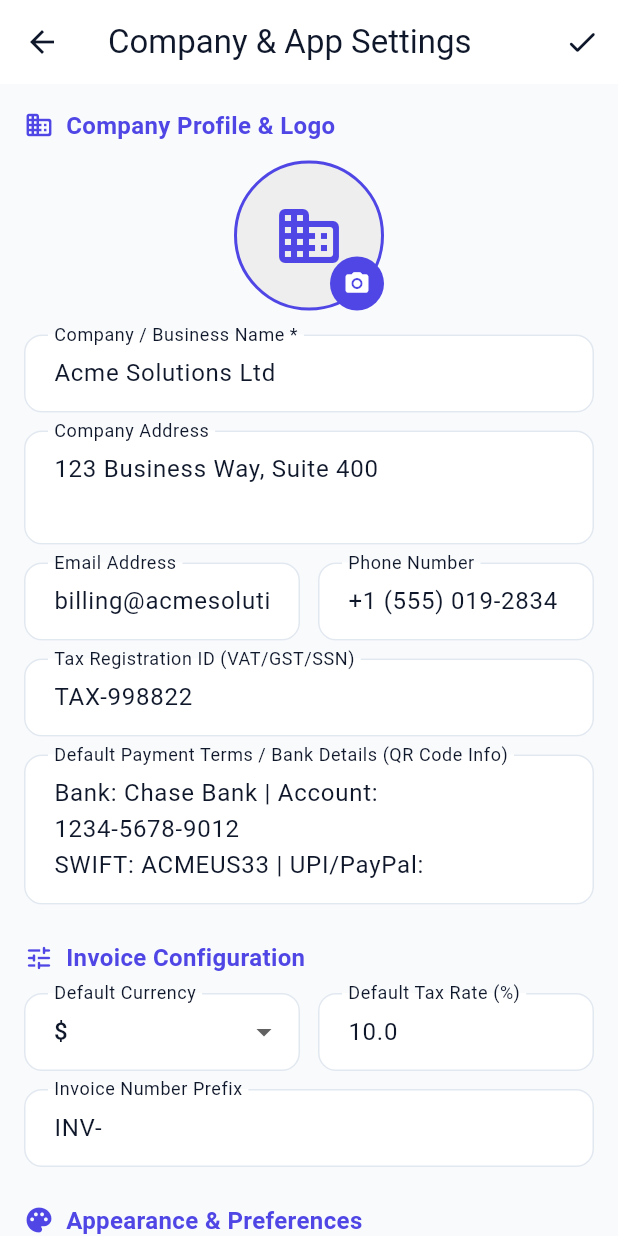
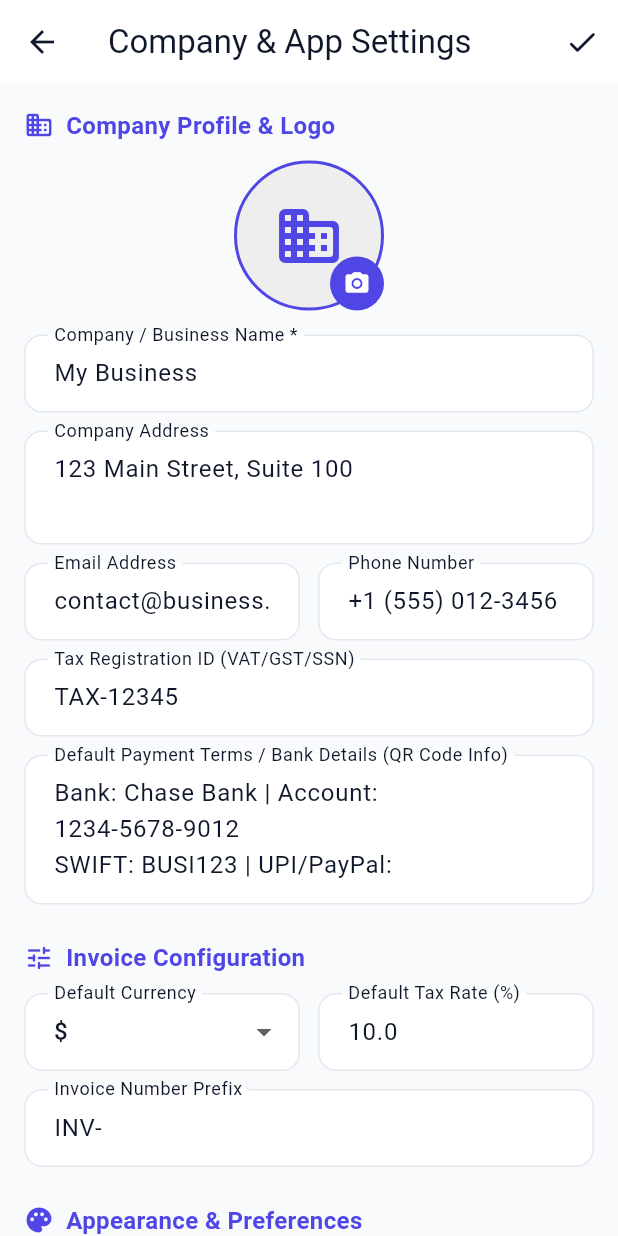
Before and after one commit to SaadAyazCS/Invoice-Generator-App, a Flutter app: the screen it shows after launch, after a tap on the "settings" icon, on a phone screen of 412 x 824 dp. Run offline on Flutter 3.47's test engine with Material 3 defaults, Android fonts, the phone set to English and light mode, and no system bars; our stand-ins replace csv, image_picker, pdf, printing, qr_flutter, share_plus and 2 more; accounts and stored records are empty.

Commit message:
Standardize app titles and default values for internship project task

```diff
--- a/lib/database/db_helper.dart
+++ b/lib/database/db_helper.dart
@@ -121,13 +121,13 @@ class DBHelper {
     // Seed initial company profile & app settings
     await db.insert('company_profile', {
       'id': 1,
-      'name': 'Acme Solutions Ltd',
-      'address': '123 Business Way, Suite 400',
-      'email': 'billing@acmesolutions.com',
-      'phone': '+1 (555) 019-2834',
-      'taxId': 'TAX-998822',
+      'name': 'My Business',
+      'address': '123 Main Street, Suite 100',
+      'email': 'contact@business.com',
+      'phone': '+1 (555) 012-3456',
+      'taxId': 'TAX-12345',
       'logoPath': null,
-      'paymentDetails': 'Bank: Chase Bank | Account: 1234-5678-9012\nSWIFT: ACMEUS33 | UPI/PayPal: pay@acme.com',
+      'paymentDetails': 'Bank: Chase Bank | Account: 1234-5678-9012\nSWIFT: BUSI123 | UPI/PayPal: pay@business.com',
     });
 
     await db.insert('app_settings', {
--- a/lib/main.dart
+++ b/lib/main.dart
@@ -41,7 +41,7 @@ class _InvoiceAppState extends State<InvoiceApp> {
   @override
   Widget build(BuildContext context) {
     return MaterialApp(
-      title: 'Invoice Master Pro',
+      title: 'Invoice Generator',
       debugShowCheckedModeBanner: false,
       theme: AppTheme.lightTheme,
       darkTheme: AppTheme.darkTheme,
--- a/lib/models/company_profile.dart
+++ b/lib/models/company_profile.dart
@@ -8,13 +8,13 @@ class CompanyProfile {
   final String? paymentDetails;
 
   CompanyProfile({
-    this.name = 'Acme Solutions Ltd',
-    this.address = '123 Business Way, Suite 400',
-    this.email = 'billing@acmesolutions.com',
-    this.phone = '+1 (555) 019-2834',
-    this.taxId = 'TAX-998822',
+    this.name = 'My Business',
+    this.address = '123 Main Street, Suite 100',
+    this.email = 'contact@business.com',
+    this.phone = '+1 (555) 012-3456',
+    this.taxId = 'TAX-12345',
     this.logoPath,
-    this.paymentDetails = 'Bank Transfer: Account #1234-5678-9012\nSWIFT: ACMEUS33\nUPI / PayPal: pay@acme.com',
+    this.paymentDetails = 'Bank: Chase Bank | Account: 1234-5678-9012\nSWIFT: BUSI123 | UPI/PayPal: pay@business.com',
   });
 
   Map<String, dynamic> toMap() {
--- a/lib/pdf/pdf_builder.dart
+++ b/lib/pdf/pdf_builder.dart
@@ -268,7 +268,7 @@ class PdfBuilder {
             pw.Divider(color: PdfColors.grey300),
             pw.Center(
               child: pw.Text(
-                'Thank you for your business! Generated by Invoice Master Pro.',
+                'Thank you for your business!',
                 style: const pw.TextStyle(fontSize: 9, color: PdfColors.grey600),
               ),
             ),
--- a/lib/screens/dashboard_screen.dart
+++ b/lib/screens/dashboard_screen.dart
@@ -85,7 +85,7 @@ class _DashboardScreenState extends State<DashboardScreen> {
               child: const Icon(Icons.receipt_long_rounded, color: AppTheme.primaryColor, size: 24),
             ),
             const SizedBox(width: 12),
-            const Text('Invoice Master Pro', style: TextStyle(fontWeight: FontWeight.bold)),
+            const Text('Invoice Generator', style: TextStyle(fontWeight: FontWeight.bold)),
           ],
         ),
         actions: [
```
